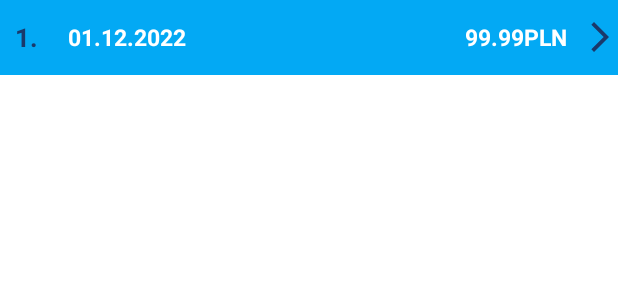
After one commit to Jaszun/bookshop_mobile_app, an Android app: the layout item_list_view_show_order.xml on its own in the app's theme, with its tools: preview values and no code run, on a phone screen of 412 x 824 dp. The commit adds this screen. Shown: the top 300 px of the screen. Run offline under Robolectric (Android 15) with nearby library versions, the phone set to English and light mode, and no system bars.

Commit message:
Added functionality of checking orders

```diff
--- a/app/src/main/java/com/example/zaliczeniesklep/MainActivity.java
+++ b/app/src/main/java/com/example/zaliczeniesklep/MainActivity.java
@@ -511,12 +511,14 @@ public class MainActivity extends AppCompatActivity {
             Spinner themeSpinner = this.findViewById(R.id.choose_theme);
             Spinner langSpinner = this.findViewById(R.id.choose_language);
             RelativeLayout appInfo = this.findViewById(R.id.app_info);
+            RelativeLayout checkOrders = this.findViewById(R.id.check_orders);
 
             if (button.isEnabled()){
                 button.setEnabled(false);
                 themeSpinner.setEnabled(false);
                 langSpinner.setEnabled(false);
                 appInfo.setVisibility(View.GONE);
+                checkOrders.setVisibility(View.GONE);
             }
 
             else{
@@ -524,6 +526,7 @@ public class MainActivity extends AppCompatActivity {
                 themeSpinner.setEnabled(true);
                 langSpinner.setEnabled(true);
                 appInfo.setVisibility(View.VISIBLE);
+                checkOrders.setVisibility(View.VISIBLE);
             }
         }
     }
--- a/app/src/main/java/com/example/zaliczeniesklep/fragments/ProfileFragment.java
+++ b/app/src/main/java/com/example/zaliczeniesklep/fragments/ProfileFragment.java
@@ -99,9 +99,7 @@ public class ProfileFragment extends Fragment {
     }
 
     private void showOrders(){
-        //TODO - add orders list view
-
-        Toast.makeText(activity, "Showing orders", Toast.LENGTH_SHORT).show();
+        getChildFragmentManager().beginTransaction().setCustomAnimations(R.anim.fragment_slide_in_top, R.anim.fragment_slide_out_top).replace(R.id.profile_fragment_layout, new ShowOrdersFragment()).commit();
     }
 
     private void toggleSaveUser(){
--- /dev/null
+++ b/app/src/main/res/layout/item_list_view_show_order.xml
@@ -0,0 +1,51 @@
+<?xml version="1.0" encoding="utf-8"?>
+<RelativeLayout xmlns:android="http://schemas.android.com/apk/res/android"
+    android:layout_width="match_parent"
+    android:layout_height="50dp"
+    android:background="@color/app_color_light">
+
+    <TextView
+        android:id="@+id/order_item_id"
+        android:layout_width="wrap_content"
+        android:layout_height="match_parent"
+        android:gravity="center"
+        android:padding="10dp"
+        android:textColor="@color/app_color_secondary"
+        android:textSize="17sp"
+        android:textStyle="bold"
+        android:text="1."/>
+
+    <TextView
+        android:id="@+id/order_item_date"
+        android:layout_width="wrap_content"
+        android:layout_height="match_parent"
+        android:layout_toRightOf="@id/order_item_id"
+        android:gravity="center"
+        android:padding="10dp"
+        android:textColor="@color/white"
+        android:textSize="15sp"
+        android:textStyle="bold"
+        android:text="01.12.2022"/>
+
+    <TextView
+        android:id="@+id/order_item_price"
+        android:layout_width="wrap_content"
+        android:layout_height="match_parent"
+        android:layout_toLeftOf="@id/order_item_arrow"
+        android:gravity="center"
+        android:padding="10dp"
+        android:textColor="@color/white"
+        android:textSize="15sp"
+        android:textStyle="bold"
+        android:text="99.99PLN"/>
+
+    <ImageView
+        android:id="@+id/order_item_arrow"
+        android:layout_width="wrap_content"
+        android:layout_height="wrap_content"
+        android:background="@drawable/ic_baseline_arrow_forward_ios_24"
+        android:backgroundTint="@color/app_color_secondary"
+        android:layout_alignParentRight="true"
+        android:layout_centerVertical="true"/>
+
+</RelativeLayout>
--- a/app/src/main/res/values/strings.xml
+++ b/app/src/main/res/values/strings.xml
@@ -106,4 +106,5 @@
     <string name="purchase_date">Data zakupu:</string>
     <string name="buyer">Kupujący:</string>
     <string name="check_orders">Zobacz swoje zamówienia</string>
+    <string name="no_orders">Nie znaleziono żadnych zamówień</string>
 </resources>
```
Also changed, not shown: app/src/main/java/com/example/zaliczeniesklep/fragments/ShowOrdersFragment.java (added, +118 -0 lines), app/src/main/res/layout/fragment_show_orders.xml (+18 -18 lines), 1 other file.
